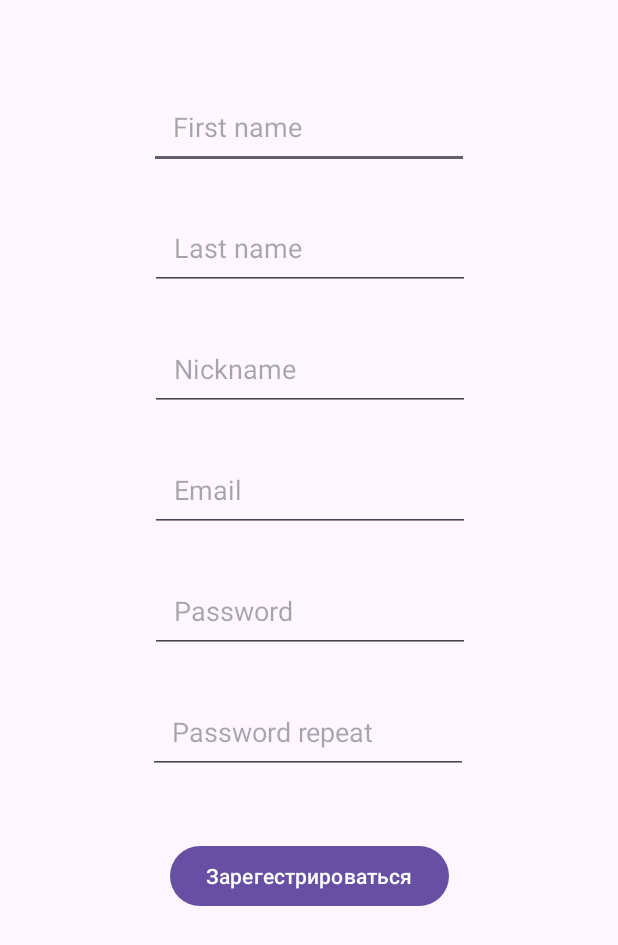
After one commit to MarlerZ1/MoodWave_AndroidApp, an Android app: the RegistrationActivity screen opened directly, with no data from a screen before it, on a phone screen of 412 x 824 dp. The commit adds this screen. Shown: the top 945 px of the screen. Run offline under Robolectric (Android 15) with nearby library versions, the phone set to English and light mode, and no system bars.

Commit message:
Add registration activity

```diff
--- a/app/src/main/java/com/example/moodwave/ApiService.java
+++ b/app/src/main/java/com/example/moodwave/ApiService.java
@@ -1,20 +1,22 @@
 package com.example.moodwave;
 
 import com.example.moodwave.RequestResponse.Requests.LoginRequest;
+import com.example.moodwave.RequestResponse.Requests.RegistrationRequest;
 import com.example.moodwave.RequestResponse.Requests.TokenRefreshRequest;
 import com.example.moodwave.RequestResponse.Repsonses.TokenResponse;
 
+import okhttp3.ResponseBody;
 import retrofit2.Call;
 import retrofit2.http.Body;
 import retrofit2.http.POST;
 
 public interface ApiService {
-
-    // Эндпоинт для получения токена
     @POST("authorization/api/token/")
     Call<TokenResponse> login(@Body LoginRequest loginRequest);
 
-    // Эндпоинт для обновления токена
+    @POST("authorization/api/registration/")
+    Call<ResponseBody> registration(@Body RegistrationRequest registrationRequest);
+
     @POST("authorization/api/token/refresh/")
     Call<TokenResponse> refreshToken(@Body TokenRefreshRequest tokenRefreshRequest);
 }
--- /dev/null
+++ b/app/src/main/java/com/example/moodwave/RegistrationActivity.java
@@ -0,0 +1,88 @@
+package com.example.moodwave;
+
+import android.content.Intent;
+import android.os.Bundle;
+import android.view.View;
+import android.widget.EditText;
+import android.widget.Toast;
+
+import androidx.activity.EdgeToEdge;
+import androidx.appcompat.app.AppCompatActivity;
+import androidx.core.graphics.Insets;
+import androidx.core.view.ViewCompat;
+import androidx.core.view.WindowInsetsCompat;
+
+import com.example.moodwave.RequestResponse.Repsonses.TokenResponse;
+import com.example.moodwave.RequestResponse.Requests.RegistrationRequest;
+
+import okhttp3.ResponseBody;
+import retrofit2.Call;
+import retrofit2.Callback;
+import retrofit2.Response;
+
+public class RegistrationActivity extends AppCompatActivity {
+    private EditText first_name, last_name, username;
+    private EditText email, password1, password2;
+
+    @Override
+    protected void onCreate(Bundle savedInstanceState) {
+        super.onCreate(savedInstanceState);
+        setContentView(R.layout.activity_registration);
+
+        first_name = findViewById(R.id.editTextFirstNameRegistration);
+        last_name = findViewById(R.id.editTextLastNameRegistration);
+        username = findViewById(R.id.editTextNickNameRegistration);
+
+        email = findViewById(R.id.editTextEmailRegistration);
+
+        password1 = findViewById(R.id.editTextPassword1Registration);
+        password2 = findViewById(R.id.editTextPassword2Registration);
+
+        findViewById(R.id.buttonRegistration).setOnClickListener(new View.OnClickListener() {
+            @Override
+            public void onClick(View v) {
+                registration();
+            }
+        });
+    }
+
+    private void registration(){
+        if (!password1.getText().toString().equals(password2.getText().toString())){
+            Toast.makeText(RegistrationActivity.this, "Пароли не одинаковые", Toast.LENGTH_SHORT).show();
+            return;
+        }
+        RegistrationRequest registrationRequest = new RegistrationRequest(
+                first_name.getText().toString(),
+                last_name.getText().toString(),
+                username.getText().toString(),
+                email.getText().toString(),
+                password1.getText().toString()
+        );
+
+        ApiService apiService = RetrofitClient.getApiService();
+        Call<ResponseBody> call = apiService.registration(registrationRequest);
+
+        call.enqueue(new Callback<ResponseBody>() {
+            @Override
+            public void onResponse(Call<ResponseBody> call, Response<ResponseBody> response) {
+                if (response.isSuccessful()) {
+
+                    int statusCode = response.code();
+
+                    if (statusCode == 201){
+                        Toast.makeText(RegistrationActivity.this, "Регистрация успешна", Toast.LENGTH_SHORT).show();
+                        startActivity(new Intent(RegistrationActivity.this, MainActivity.class));
+                    }
+                } else {
+                    Toast.makeText(RegistrationActivity.this, "Регистрация провалилась", Toast.LENGTH_SHORT).show();
+                }
+            }
+
+            @Override
+            public void onFailure(Call<ResponseBody> call, Throwable t) {
+                Toast.makeText(RegistrationActivity.this, "Ошибка: " + t.getMessage(), Toast.LENGTH_SHORT).show();
+                System.out.println(t.getMessage());
+            }
+        });
+    }
+}
--- /dev/null
+++ b/app/src/main/res/layout/activity_registration.xml
@@ -0,0 +1,102 @@
+<?xml version="1.0" encoding="utf-8"?>
+<androidx.constraintlayout.widget.ConstraintLayout xmlns:android="http://schemas.android.com/apk/res/android"
+    xmlns:app="http://schemas.android.com/apk/res-auto"
+    xmlns:tools="http://schemas.android.com/tools"
+    android:id="@+id/main"
+    android:layout_width="match_parent"
+    android:layout_height="match_parent"
+    tools:context=".RegistrationActivity">
+
+    <EditText
+        android:id="@+id/editTextFirstNameRegistration"
+        android:layout_width="wrap_content"
+        android:layout_height="wrap_content"
+        android:layout_marginTop="56dp"
+        android:padding="16dp"
+        android:ems="10"
+        android:hint="First name"
+        android:inputType="text"
+        app:layout_constraintEnd_toEndOf="parent"
+        app:layout_constraintStart_toStartOf="parent"
+        app:layout_constraintTop_toTopOf="parent" />
+
+    <EditText
+        android:id="@+id/editTextLastNameRegistration"
+        android:layout_width="wrap_content"
+        android:layout_height="wrap_content"
+        android:layout_marginTop="24dp"
+        android:padding="16dp"
+        android:ems="10"
+        android:hint="Last name"
+        android:inputType="text"
+        app:layout_constraintEnd_toEndOf="parent"
+        app:layout_constraintHorizontal_bias="0.502"
+        app:layout_constraintStart_toStartOf="parent"
+        app:layout_constraintTop_toBottomOf="@+id/editTextFirstNameRegistration" />
+
+    <EditText
+        android:id="@+id/editTextNickNameRegistration"
+        android:layout_width="wrap_content"
+        android:layout_height="wrap_content"
+        android:layout_marginTop="24dp"
+        android:padding="16dp"
+        android:ems="10"
+        android:inputType="text"
+        android:hint="Nickname"
+        app:layout_constraintEnd_toEndOf="parent"
+        app:layout_constraintHorizontal_bias="0.502"
+        app:layout_constraintStart_toStartOf="parent"
+        app:layout_constraintTop_toBottomOf="@+id/editTextLastNameRegistration" />
+
+    <EditText
+        android:id="@+id/editTextEmailRegistration"
+        android:layout_width="wrap_content"
+        android:layout_height="wrap_content"
+        android:layout_marginTop="24dp"
+        android:padding="16dp"
+        android:ems="10"
+        android:hint="Email"
+        android:inputType="textEmailAddress"
+        app:layout_constraintEnd_toEndOf="parent"
+        app:layout_constraintHorizontal_bias="0.502"
+        app:layout_constraintStart_toStartOf="parent"
+        app:layout_constraintTop_toBottomOf="@+id/editTextNickNameRegistration" />
+
+    <EditText
+        android:id="@+id/editTextPassword1Registration"
+        android:layout_width="wrap_content"
+        android:layout_height="wrap_content"
+        android:layout_marginTop="24dp"
+        android:padding="16dp"
+        android:ems="10"
+        android:hint="Password"
+        android:inputType="textPassword"
+        app:layout_constraintEnd_toEndOf="parent"
+        app:layout_constraintHorizontal_bias="0.502"
+        app:layout_constraintStart_toStartOf="parent"
+        app:layout_constraintTop_toBottomOf="@+id/editTextEmailRegistration" />
+
+    <EditText
+        android:id="@+id/editTextPassword2Registration"
+        android:layout_width="wrap_content"
+        android:layout_height="wrap_content"
+        android:layout_marginTop="24dp"
+        android:padding="16dp"
+        android:ems="10"
+        android:hint="Password repeat"
+        android:inputType="textPassword"
+        app:layout_constraintEnd_toEndOf="parent"
+        app:layout_constraintHorizontal_bias="0.497"
+        app:layout_constraintStart_toStartOf="parent"
+        app:layout_constraintTop_toBottomOf="@+id/editTextPassword1Registration" />
+
+    <Button
+        android:id="@+id/buttonRegistration"
+        android:layout_width="wrap_content"
+        android:layout_height="wrap_content"
+        android:layout_marginTop="44dp"
+        android:text="Зарегестрироваться"
+        app:layout_constraintEnd_toEndOf="parent"
+        app:layout_constraintStart_toStartOf="parent"
+        app:layout_constraintTop_toBottomOf="@+id/editTextPassword2Registration" />
+</androidx.constraintlayout.widget.ConstraintLayout>
```
Also changed, not shown: app/src/main/AndroidManifest.xml (+7 -3 lines), app/src/main/java/com/example/moodwave/MainActivity.java (+10 -3 lines), app/src/main/java/com/example/moodwave/RequestResponse/Requests/RegistrationRequest.java (added, +38 -0 lines), app/src/main/res/layout/activity_main.xml (+18 -5 lines).
